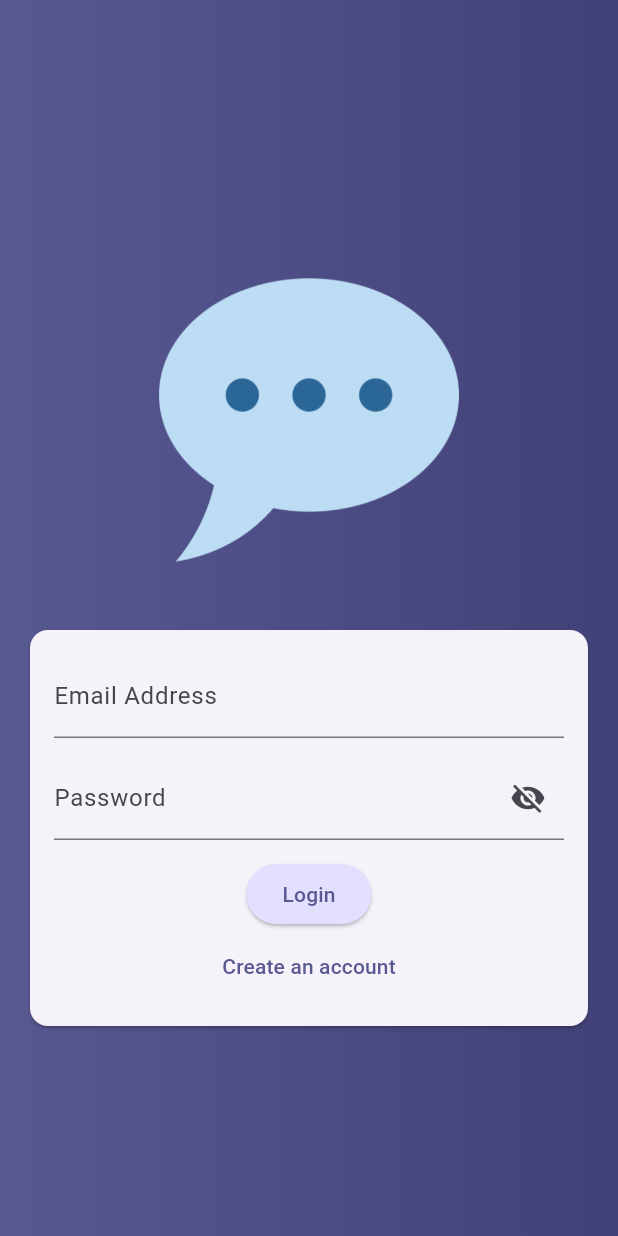
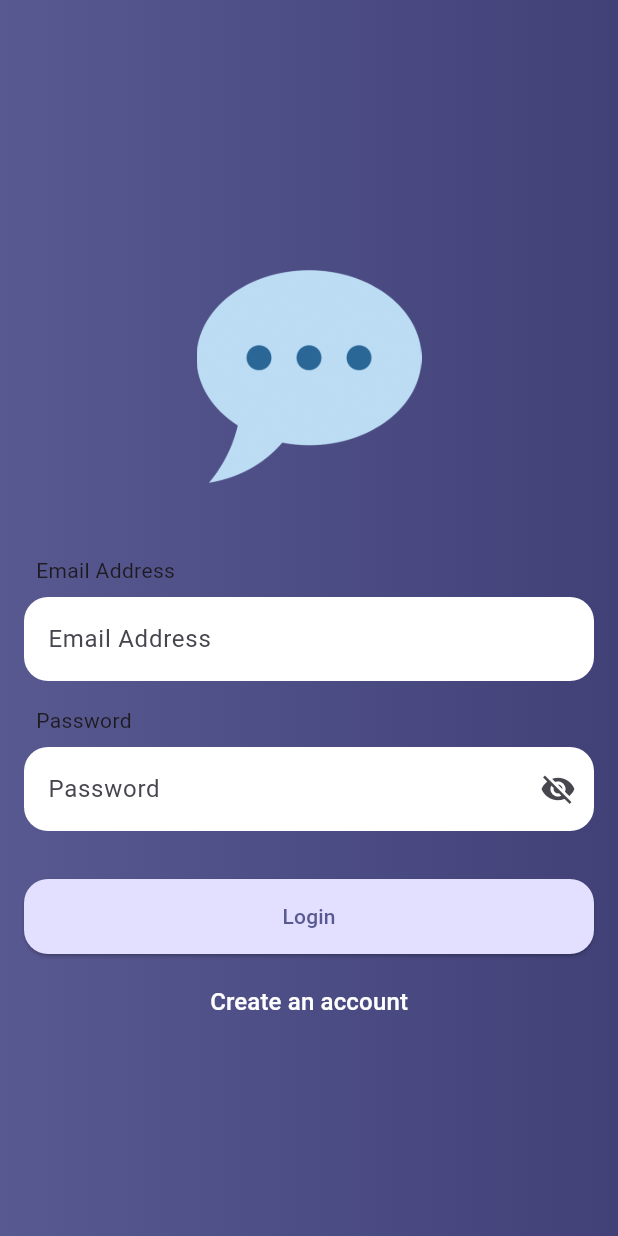
Before and after one commit to NavidZamanKhan/Echo, a Flutter app: the screen it shows after launch, on a phone screen of 412 x 824 dp. Run offline on Flutter 3.47's test engine with Material 3 defaults, Android fonts, the phone set to English and light mode, and no system bars.

Commit message:
added new style on the auth screen

```diff
--- a/lib/screens/auth.dart
+++ b/lib/screens/auth.dart
@@ -40,21 +40,32 @@ class _AuthScreenState extends State<AuthScreen> {
                     left: 20,
                     right: 20,
                   ),
-                  width: 200,
+                  width: 150,
                   child: Image.asset('assets/images/chat.png'),
                 ),
-                Card(
-                  margin: const EdgeInsets.all(20),
-                  child: SingleChildScrollView(
+                SingleChildScrollView(
                   child: Padding(
                     padding: const EdgeInsets.all(16),
                     child: Form(
                       child: Column(
                         mainAxisSize: MainAxisSize.min,
                         children: [
+                          Column(
+                            crossAxisAlignment: CrossAxisAlignment.start,
+                            children: [
+                              Padding(
+                                padding: const EdgeInsets.all(8),
+                                child: Text("Email Address"),
+                              ),
                               TextFormField(
                                 decoration: InputDecoration(
-                                labelText: "Email Address",
+                                  filled: true,
+                                  fillColor: Colors.white,
+                                  border: OutlineInputBorder(
+                                    borderRadius: BorderRadius.circular(16),
+                                    borderSide: BorderSide.none,
+                                  ),
+                                  hintText: "Email Address",
                                 ),
                                 keyboardType: TextInputType.emailAddress,
                                 autocorrect: false,
@@ -68,10 +79,25 @@ class _AuthScreenState extends State<AuthScreen> {
                                   // return null;
                                 },
                               ),
-                            const SizedBox(height: 12),
+                            ],
+                          ),
+                          const SizedBox(height: 8),
+                          Column(
+                            crossAxisAlignment: CrossAxisAlignment.start,
+                            children: [
+                              Padding(
+                                padding: const EdgeInsets.all(8),
+                                child: Text("Password"),
+                              ),
                               TextFormField(
                                 decoration: InputDecoration(
-                                labelText: "Password",
+                                  filled: true,
+                                  fillColor: Colors.white,
+                                  border: OutlineInputBorder(
+                                    borderRadius: BorderRadius.circular(16),
+                                    borderSide: BorderSide.none,
+                                  ),
+                                  hintText: "Password",
                                   suffixIcon: IconButton(
                                     onPressed: () {
                                       setState(() {
@@ -92,16 +118,23 @@ class _AuthScreenState extends State<AuthScreen> {
                                     ? "Password is required"
                                     : null,
                               ),
-                            const SizedBox(height: 12),
+                            ],
+                          ),
+                          const SizedBox(height: 32),
                           ElevatedButton(
                             onPressed: () {},
                             style: ElevatedButton.styleFrom(
+                              shape: RoundedRectangleBorder(
+                                borderRadius: BorderRadius.circular(16),
+                              ),
+                              minimumSize: const Size(double.infinity, 50),
                               backgroundColor: Theme.of(
                                 context,
                               ).colorScheme.primaryContainer,
                             ),
                             child: Text(_isLogin ? "Login" : "Signup"),
                           ),
+                          const SizedBox(height: 8),
                           TextButton(
                             onPressed: () {
                               setState(() {
@@ -112,10 +145,13 @@ class _AuthScreenState extends State<AuthScreen> {
                               _isLogin
                                   ? "Create an account"
                                   : "I already have an account",
+                              style: TextStyle(
+                                fontSize: 16,
+                                color: Theme.of(context).colorScheme.onPrimary,
+                              ),
                             ),
                           ),
                         ],
-                        ),
                       ),
                     ),
                   ),
```
Lines whose indentation alone changed are shown as unchanged.
